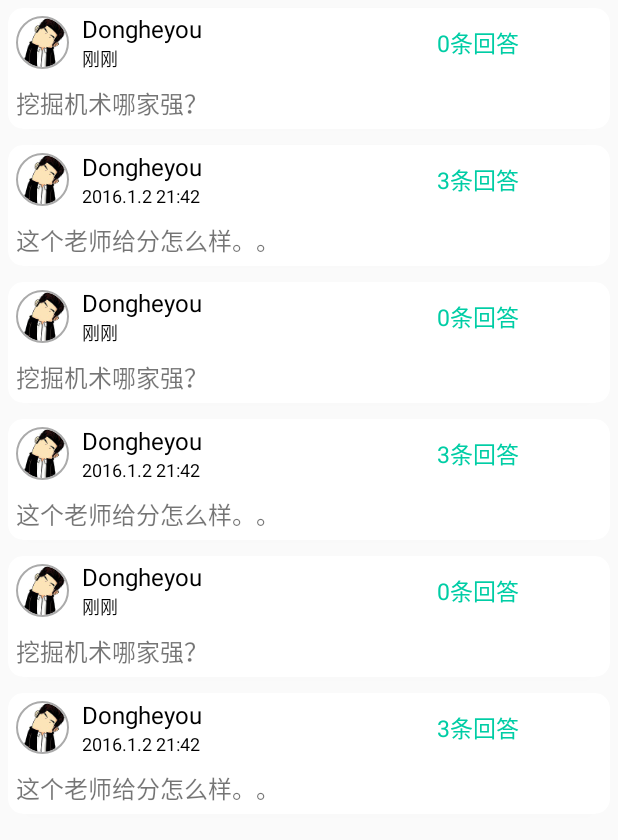
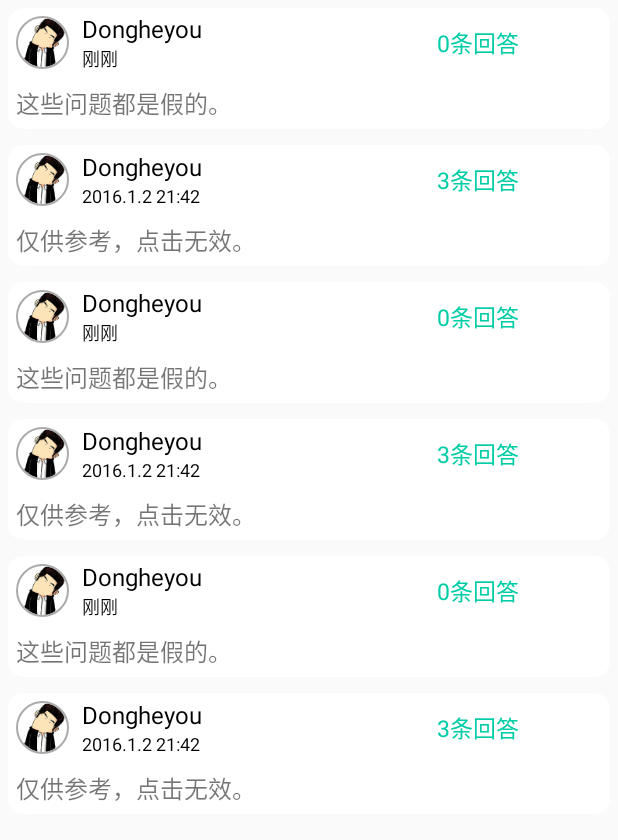
Before and after one commit to DHILLLL/90plus, an Android app: the fragment questionsFragment shown on its own in the app's theme, on a phone screen of 412 x 824 dp. Shown: the top 840 px of the screen. Run offline under Robolectric (Android 15) with nearby library versions, the phone set to English and light mode, and no system bars; our stand-ins replace CircleImageView; libraries missing offline, so code that uses them is left out: android.support.percent; pictures from the network do not load.

Commit message:
2017-10-5 13:23:26

```diff
--- a/app/src/main/java/com/example/app/commentFragment.java
+++ b/app/src/main/java/com/example/app/commentFragment.java
@@ -23,7 +23,7 @@ public class commentFragment extends Fragment {
 
     private MyComment[] myComment = {
             new MyComment(R.drawable.jay,"Dongheyou","刚刚","雷军老师的课我有幸听过一次，感觉好极了，内容生动有干活，英语讲得也特别好。",8,2),
-            new MyComment(R.drawable.jay,"Dongheyou","2016.1.2 21:42","我是来骗赞的",0,31)};
+            new MyComment(R.drawable.jay,"Dongheyou","2016.1.2 21:42","这些评论都是假的，别点了",0,31)};
 
     private List<MyComment> myCommentList = new ArrayList<>();
     private RecyclerView recyclerView;
--- a/app/src/main/java/com/example/app/questionsFragment.java
+++ b/app/src/main/java/com/example/app/questionsFragment.java
@@ -21,8 +21,8 @@ import java.util.List;
 public class questionsFragment extends Fragment {
 
     private Question[] questions = {
-            new Question(R.drawable.jay,"Dongheyou","刚刚","挖掘机术哪家强？",0),
-            new Question(R.drawable.jay,"Dongheyou","2016.1.2 21:42","这个老师给分怎么样。。",3)};
+            new Question(R.drawable.jay,"Dongheyou","刚刚","这些问题都是假的。",0),
+            new Question(R.drawable.jay,"Dongheyou","2016.1.2 21:42","仅供参考，点击无效。",3)};
     private List<Question> questionList = new ArrayList<>();
     private RecyclerView recyclerView;
     private QuestionAdapter adapter;
```
Also changed, not shown: app/src/main/java/com/example/app/MainActivity.java (+4 -15 lines), app/src/main/java/com/example/app/scheduleFragment.java (+10 -3 lines).
